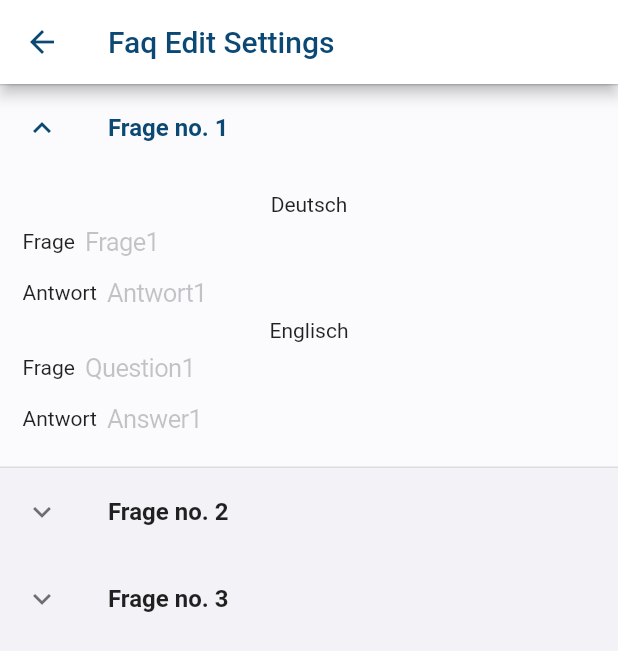
After one commit to maxluetkemeyer/blood-donation-admin, a Flutter app: the FaqEditView screen opened directly, after a tap on an icon or button, on a phone screen of 412 x 824 dp. The commit adds this screen. Shown: the top 651 px of the screen. Run offline on Flutter 3.47's test engine with Material 2 defaults, Android fonts, the phone set to English and light mode, and no system bars; our stand-ins replace fl_chart, flutter_riverpod, hooks_riverpod, table_calendar; generated files the repository leaves out were written again.

Commit message:
FaqEditView Logic

```diff
--- /dev/null
+++ b/lib/settings/data/data.dart
@@ -0,0 +1,16 @@
+var data = [
+    {
+      "de": ["Frage1", "Antwort1"],
+      "en": ["Question1", "Answer1"]
+    },
+    {
+      "de": ["Frage2", "Antwort2"],
+      "en": ["Question2", "Answer2"]
+    },
+    {
+      "de": ["Frage3", "Antwort3"],
+      "en": ["Question3", "Answer3"]
+    }
+  ];
+
+var lang = [["de","Deutsch"],["en","Englisch"]];
--- /dev/null
+++ b/lib/settings/views/faq_edit_view.dart
@@ -0,0 +1,60 @@
+import 'package:flutter/material.dart';
+import '../data/data.dart' as dates;
+import '../widgets/question_tile.dart';
+
+class FaqEditView extends StatefulWidget {
+  const FaqEditView({Key? key}) : super(key: key);
+  @override
+  State<FaqEditView> createState() => _FaqEditViewState();
+}
+
+class _FaqEditViewState extends State<FaqEditView> {
+  var data = dates.data;
+  var lang = dates.lang;
+  @override
+  Widget build(BuildContext context) {
+    return Scaffold(
+      appBar: AppBar(
+        title: const Text("Faq Edit Settings"),
+      ),
+      body: Center(
+        child: ReorderableListView(
+          children: getQuestionTiles(data,lang),
+          onReorder: (oldIndex, newIndex) {
+            setState(() {
+              if (oldIndex < newIndex) {
+                newIndex -= 1;
+              }
+              var item = data.removeAt(oldIndex);
+              data.insert(newIndex, item);
+            });
+          },
+        ),
+      ),
+    );
+  }
+
+  ///Returns a [List] of [QuestionTile]'s which are Expandable Tiles that allow the user to change FAQ questions
+  List<QuestionTile> getQuestionTiles(List<Map<String, List<String>>> data, List<List<String>> lang) {
+    List<QuestionTile> l = [];
+    for(int i = 0; i < data.length;i++){
+      l.add(QuestionTile(iterator: i,data: data,lang: lang,key: ValueKey("Frage$i"),));
+    }
+    return  l;
+  }
+
+
+  ///In this function, the field for [TextEditingController]'s is created. The generated pointer system has the same structure
+  ///as the data fetched from the server. Therefore both need to be managed and maintained.
+  List<Map<String, List<TextEditingController>>> buildController(List<Map<String, List<String>>> data, List<List<String>> lang){
+    List<Map<String, List<TextEditingController>>> res = [];
+    for(int i = 0; i<data.length; i++){
+      Map<String, List<TextEditingController>> cur = {};
+      for(int j = 0; j<lang.length; j++){
+        cur[lang[j][0]]=[TextEditingController(),TextEditingController()];
+      }
+      res.add(cur);
+    }
+    return res;
+  }
+}
--- /dev/null
+++ b/lib/settings/widgets/lang_input.dart
@@ -0,0 +1,44 @@
+import 'package:flutter/cupertino.dart';
+
+///[LangInput] is a widget that generates two input and one [Text] Widget for one question and one language
+class LangInput extends StatefulWidget {
+  final List<Map<String, List<String>>> data;
+  final String country;
+  final int iterator;
+  final String countryName;
+
+  const LangInput({ Key? key , required this.data, required this.country, required this.iterator, required this.countryName}) : super(key: key);
+
+  @override
+  _LangInputState createState() => _LangInputState();
+}
+
+class _LangInputState extends State<LangInput> {
+  @override
+  Widget build(BuildContext context) {
+    List<Widget> res = [
+      Text(widget.countryName),
+      CupertinoTextField(
+        onChanged: (String input){
+          widget.data[widget.iterator+1][widget.country]?[0] = input;
+        },
+        decoration: const BoxDecoration(
+          shape: BoxShape.rectangle
+        ),
+        placeholder: widget.data[widget.iterator][widget.country]?[0],
+        prefix: const Text("Frage")
+      ),
+      CupertinoTextField(
+        onChanged: (String input){
+          widget.data[widget.iterator][widget.country]?[1] = input;
+        },
+        decoration: const BoxDecoration(
+          shape: BoxShape.rectangle
+        ),
+        placeholder: widget.data[widget.iterator][widget.country]?[1],
+        prefix: const Text("Antwort"),
+      ),
+    ];
+    return Column(children: res,);
+  }
+}
--- /dev/null
+++ b/lib/settings/widgets/question_tile.dart
@@ -0,0 +1,43 @@
+import 'package:flutter/material.dart';
+import './lang_input.dart';
+
+class QuestionTile extends StatefulWidget {
+  final int iterator;
+  final List<Map<String, List<String>>> data;
+  final List<List<String>> lang;
+
+  const QuestionTile({Key? key, required this.iterator, required this.data, required this.lang}) : super(key: key);
+
+  @override
+  _QuestionTileState createState() => _QuestionTileState();
+}
+
+class _QuestionTileState extends State<QuestionTile> {
+  @override
+  Widget build(BuildContext context) {
+
+
+    List<Widget> inputList = [];
+    for (int j = 0; j < widget.lang.length; j++) {
+      inputList.add(LangInput(data: widget.data, country: widget.lang[j][0], iterator: widget.iterator, countryName: widget.lang[j][1]));
+    }
+
+    return ExpansionTile(
+      key: ValueKey("Frage${widget.iterator + 1}"),
+      title: Text(
+        "Frage no. ${widget.iterator + 1}",
+        style: const TextStyle(fontWeight: FontWeight.bold),
+      ),
+      controlAffinity: ListTileControlAffinity.leading,
+      backgroundColor: widget.iterator % 2 == 0 ? Colors.white70 : Colors.white,
+      children: [
+        Padding(
+          padding: const EdgeInsets.all(15),
+          child: Column(
+            children: inputList,
+          ),
+        ),
+      ],
+    );
+  }
+}
```
Also changed, not shown: lib/settings/settings_view.dart (+15 -35 lines), lib/settings/views/donation_question_edit_view.dart (added, +17 -0 lines), lib/settings/views/language_edit_view.dart (added, +69 -0 lines), lib/settings/widgets/new_language.dart (added, +43 -0 lines), lib/settings/widgets/settings_button.dart (added, +27 -0 lines).
